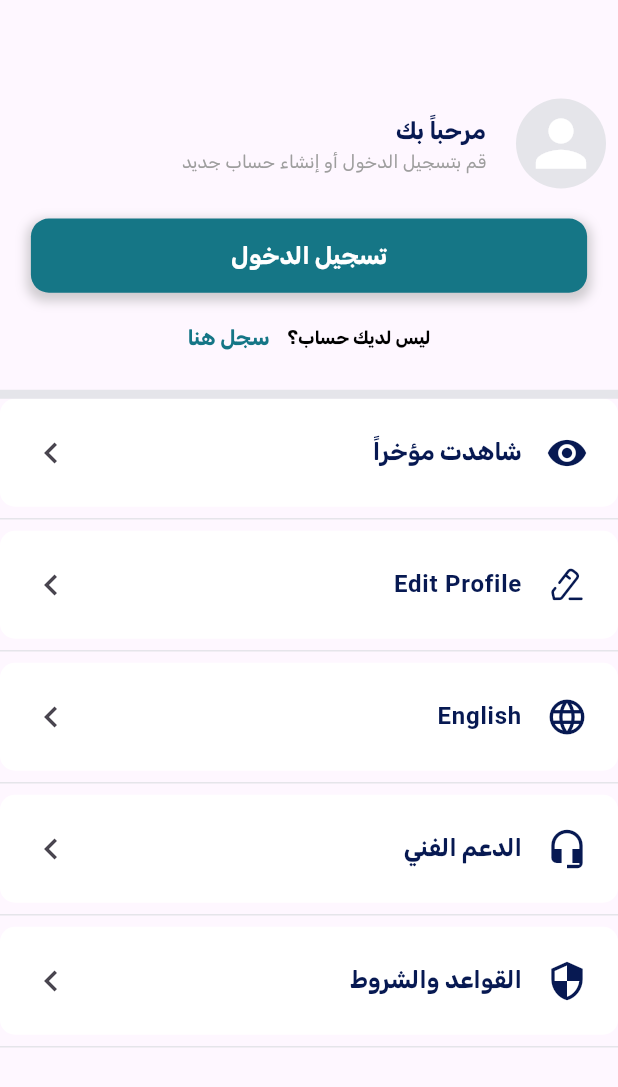
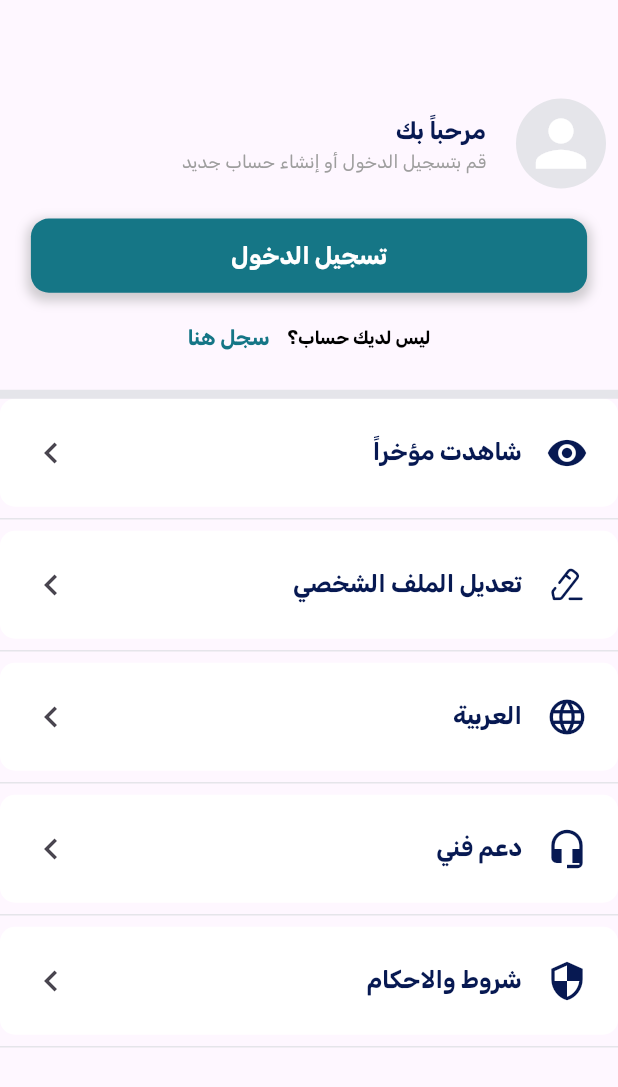
Before and after one commit to ibrahim-atef/sell-buy-app, a Flutter app: the ProfileScreen screen opened by its route, on a phone screen of 412 x 824 dp. Shown: the top 1087 px of the screen. Run offline on Flutter 3.47's test engine with Material 3 defaults, Android fonts, the phone set to English and light mode, and no system bars; our stand-ins replace cloud_firestore, country_code_picker, firebase_auth, firebase_core, firebase_messaging, firebase_storage and 6 more; accounts and stored records are empty; Roboto replaces fonts that are missing (BonaNovaSC).

Commit message:
maintain add profile logic

```diff
--- a/lib/Language/ar.dart
+++ b/lib/Language/ar.dart
@@ -236,4 +236,12 @@ const Map<String, String> ar = {
   "Edit Profile ": "تعديل الملف الشخصي",
   'Owner: ': 'المالك: ',
   'Ad Details': 'تفاصيل الاعلان',
+  'Technical Support': 'دعم فني',
+  'Terms and Conditions': 'شروط والاحكام',
+  'please wait': 'الرجاء الانتظار',
+  'personal information'  : 'المعلومات الشخصية',
+  'cant be changed' : 'لا يمكن التغيير',
+  "account settings" : "اعدادات الحساب",
+  'change password' : 'تغيير كلمة المرور',
+  'Member since:' : 'تاريخ الانضمام:',
 };
--- a/lib/Language/en.dart
+++ b/lib/Language/en.dart
@@ -226,6 +226,9 @@ const Map<String, String> en = {
   "Please enter address" : "Please enter address",
   "Error" : "Error",
   "Please select category and subcategory" : "Please select category and subcategory",
-
-
+  "Thank you for using our application." : "Thank you for using our application.",
+    "recently viewed" : "recently viewed",
+  'Technical Support' : 'Technical Support',
+  'Terms and Conditions' : 'Terms and Conditions',
+  "Edit Profile " : "Edit Profile ",
 };
--- a/lib/Routes/routes.dart
+++ b/lib/Routes/routes.dart
@@ -5,6 +5,7 @@ import 'package:sell_buy/View/Screens/Authentication/login_screen.dart';
 import '../View/Screens/Authentication/register_screen.dart';
 import '../View/Screens/MainLayoutScreens/CreateAd/category_selection_screen.dart';
 import '../View/Screens/MainLayoutScreens/Home/home_screen.dart';
+import '../View/Screens/MainLayoutScreens/Profile/edit_profile_screen.dart';
 import '../View/Screens/MainLayoutScreens/Search/search_screen.dart';
 import '../View/Screens/MainLayoutScreens/CreateAd/create_ad_screen.dart';
 import '../View/Screens/MainLayoutScreens/Commercial/commercial_screen.dart';
@@ -47,6 +48,10 @@ class AppRoutes {
       transition: Transition.leftToRight,
       transitionDuration: Duration(milliseconds: 500),
     ),
+    GetPage(
+      name: Routes.EditProfileScreen,
+      page: () => EditProfileScreen(),
+    ),
   ];
 }
 
@@ -61,4 +66,5 @@ class Routes {
   static const RegisterScreen = "/RegisterScreen";
   static const LoginScreen = "/LoginScreen";
   static const CategorySelectionScreen = "/CategorySelectionScreen";
+  static const EditProfileScreen = "/EditProfileScreen";
 }
--- a/lib/View/Screens/MainLayoutScreens/Profile/profile_screen.dart
+++ b/lib/View/Screens/MainLayoutScreens/Profile/profile_screen.dart
@@ -11,6 +11,7 @@ import 'package:sell_buy/View/Widgets/utilities_widgets/custom_shimmer_widget.da
 import 'package:sell_buy/View/Widgets/utilities_widgets/text_Component.dart';
 
 import '../../../../Controllers/app_setting_controller.dart';
+import '../../../../Utilities/my_strings.dart';
 import '../../../../routes/routes.dart';
 
 class ProfileScreen extends StatefulWidget {
@@ -29,8 +30,7 @@ class _ProfileScreenState extends State<ProfileScreen> {
   void initState() {
     settingController.onInit();
 
-
-     super.initState();
+    super.initState();
   }
 
   @override
@@ -45,15 +45,28 @@ class _ProfileScreenState extends State<ProfileScreen> {
                 SizedBox(height: Get.height * 0.07),
                 Padding(
                   padding: const EdgeInsets.all(8.0),
-                  child:settingController.isUserLoading.value ||
-                      settingController.uid == null ||
-                      settingController.uid!.isEmpty
-                      ? _buildHelloSection()
-                      : settingController.myData.value == null
-                      ? _buildUserInfoLoadingShimmer()
-                      :  _buildUserInfoSection(
-                              userData: settingController.myData.value!),
+                  child: Obx(() {
+                    // Handle the loading state
+                    if (settingController.isUserLoading.value) {
+                      // Show shimmer when loading user data
+                      return _buildUserInfoLoadingShimmer();
+                    }
+
+                    // Check if UID is null or empty
+                    if (settingController.uid == null || settingController.uid!.isEmpty) {
+                      return _buildHelloSection();
+                    }
+
+                    // If user data is being fetched but not yet available
+                    if (settingController.myData.value == null) {
+                      return _buildUserInfoLoadingShimmer();
+                    }
+
+                    // Once data is loaded, show the user info section
+                    return _buildUserInfoSection(userData: settingController.myData.value!);
+                  }),
                 ),
+
                 SizedBox(height: 12),
                 !settingController.isUserLoggedIn()
                     ? ButtonComponent(
@@ -263,26 +276,34 @@ class _ProfileScreenState extends State<ProfileScreen> {
       children: [
         _buildOptionItem(Icons.visibility, 'recently viewed'.tr, () {}),
         // "Recently Viewed"
-        _buildOptionItem(IconBroken.Edit, 'Edit Profile ', () {}),
+        _buildOptionItem(IconBroken.Edit, 'Edit Profile '.tr, () {
+     settingController.myData.value== null? Get.snackbar( '', 'please wait'.tr):     Get.toNamed(Routes.EditProfileScreen,);
+        }),
         // "Saved Searches"
-        GetBuilder<AppSettingController>(
-          builder: (_) {
-            return _buildOptionItem(Icons.language, 'English', () {});
-          },
-        ),
+        GetBuilder<AppSettingController>(builder: (appSettingController) {
+          return _buildOptionItem(Icons.language,
+              appSettingController.langLocal == ara ? 'العربية' : 'English',
+              () {
+            // Switch language directly
+            String newLang = appSettingController.langLocal == ara ? ene : ara;
+            appSettingController.changeLanguage(newLang);
+            Get.updateLocale(Locale(newLang));
+          });
+        }),
+
         // "Language"
 
         // "List of Representatives"
-        _buildOptionItem(Icons.headset_mic, 'الدعم الفني', () {}),
+        _buildOptionItem(Icons.headset_mic, 'Technical Support'.tr, () {}),
         // "Technical Support"
-        _buildOptionItem(Icons.security, 'القواعد والشروط', () {}),
+        _buildOptionItem(Icons.security, 'Terms and Conditions'.tr, () {}),
         GetBuilder<AuthController>(
           builder: (authController) {
             return GetBuilder<AppSettingController>(
               builder: (appSettingController) {
                 return !appSettingController.isUserLoggedIn()
                     ? SizedBox.shrink()
-                    : _buildOptionItem(IconBroken.Logout, 'تسجيل الخروج', () {
+                    : _buildOptionItem(IconBroken.Logout, 'Logout'.tr, () {
                         authController.logout();
                       });
               },
--- a/lib/main.dart
+++ b/lib/main.dart
@@ -44,5 +44,5 @@ class MyApp extends StatelessWidget {
 }
 
 /*
----> total hours on this project : 5 +5 +5 + 4 + 3
+---> total hours on this project : 5 +5 +5 + 4 + 4
  */
```
Also changed, not shown: lib/Controllers/app_setting_controller.dart (+37 -25 lines), lib/View/Screens/MainLayoutScreens/Profile/edit_profile_screen.dart (added, +139 -0 lines).
